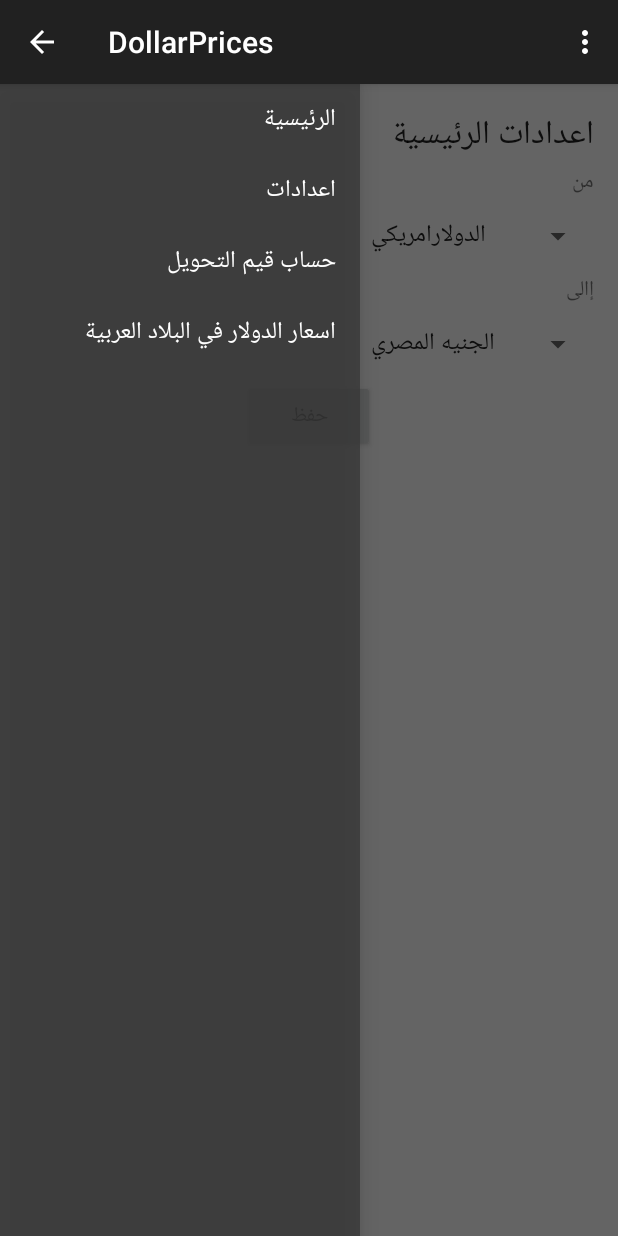
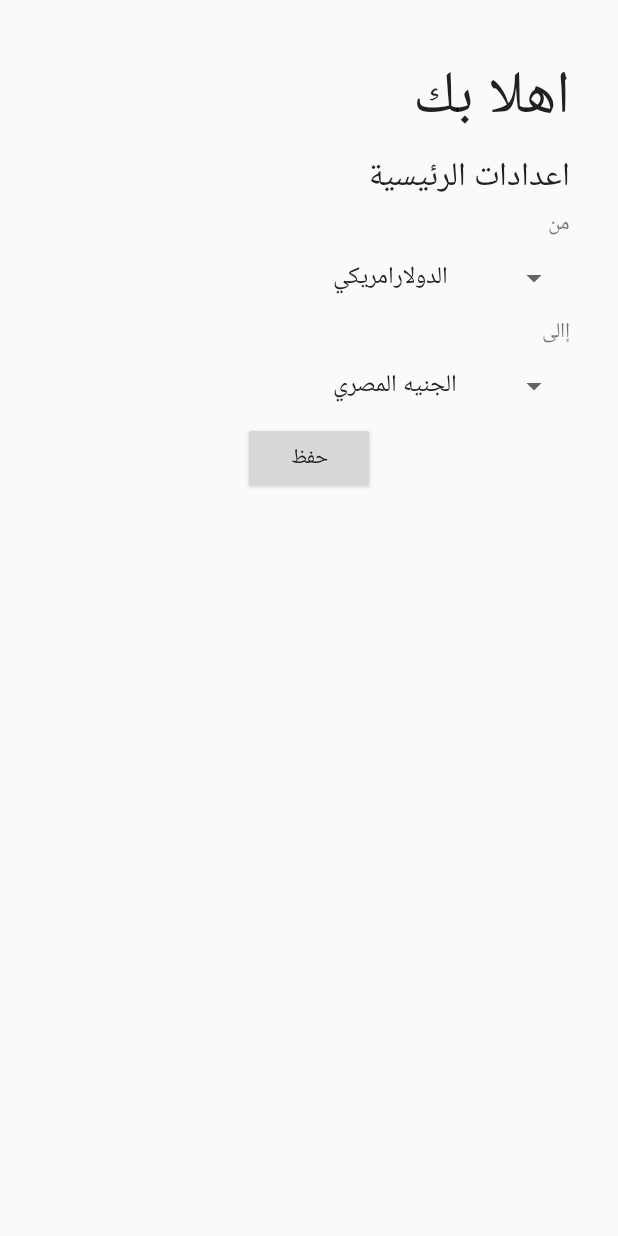
Before and after one commit to Bixls/dollarMobileApp, an Android app: the screen it shows after launch (MainActivity before the commit, SettingFirstTime after it), on a phone screen of 412 x 824 dp. Run offline under Robolectric (Android 15) with nearby library versions, the phone set to English and light mode, and no system bars; 2 statements that could not run were skipped.

Commit message:
Welcome messege has been created

```diff
--- a/app/src/main/java/com/bixls/dollarprices/CountryList.java
+++ b/app/src/main/java/com/bixls/dollarprices/CountryList.java
@@ -55,6 +55,65 @@
                 res.getString(R.string.JOD_short),
                 res.getDrawable(R.drawable.jod)
         ));
+        countries.add(new Country(
+                "BHD",
+                res.getString(R.string.BHD),
+                res.getString(R.string.BHD_Full),
+                res.getString(R.string.BHD_short),
+                res.getDrawable(R.drawable.bhd)
+        ));
+
+
+        countries.add(new Country(
+                "AED",
+                res.getString(R.string.AED),
+                res.getString(R.string.AED_Full),
+                res.getString(R.string.AED_short),
+                res.getDrawable(R.drawable.aed)
+        ));
+        countries.add(new Country(
+                "LBP",
+                res.getString(R.string.LBP),
+                res.getString(R.string.LBP_Full),
+                res.getString(R.string.LBP_short),
+                res.getDrawable(R.drawable.lbp)
+        ));
+        countries.add(new Country(
+                "LYD",
+                res.getString(R.string.LYD),
+                res.getString(R.string.LYD_Full),
+                res.getString(R.string.LYD_short),
+                res.getDrawable(R.drawable.lyd)
+        ));
+        countries.add(new Country(
+                "TND",
+                res.getString(R.string.TND),
+                res.getString(R.string.TND_Full),
+                res.getString(R.string.TND_short),
+                res.getDrawable(R.drawable.tnd)
+        ));
+        countries.add(new Country(
+                "YER",
+                res.getString(R.string.YER),
+                res.getString(R.string.YER_Full),
+                res.getString(R.string.YER_short),
+                res.getDrawable(R.drawable.yer)
+        ));
+        countries.add(new Country(
+                "SYP",
+                res.getString(R.string.SYP),
+                res.getString(R.string.SYP_Full),
+                res.getString(R.string.SYP_short),
+                res.getDrawable(R.drawable.syp)
+        ));
+        countries.add(new Country(
+                "DZD",
+                res.getString(R.string.DZD),
+                res.getString(R.string.DZD_Full),
+                res.getString(R.string.DZD_short),
+                res.getDrawable(R.drawable.dzd)
+        ));
+
         return countries;
     }
 }
--- a/app/src/main/java/com/bixls/dollarprices/MainActivity.java
+++ b/app/src/main/java/com/bixls/dollarprices/MainActivity.java
@@ -1,6 +1,7 @@
 package com.bixls.dollarprices;
 
 import android.app.Activity;
+import android.content.Intent;
 import android.content.SharedPreferences;
 import android.support.v7.app.ActionBarActivity;
 import android.support.v7.app.ActionBar;
@@ -59,10 +60,14 @@
 
         if(!(mPreferences.contains("CFrom")&&mPreferences.contains("CTo")))
         {
-           onNavigationDrawerItemSelected(1);
+            Intent intent = new Intent(MainActivity.this, SettingFirstTime.class);
+            startActivity(intent);
+            finish();
         }
 
         mCountryAdapter = new CountryAdapter(countryList.init(getResources()),mPreferences,MainActivity.this);
+
+
 
 
     }
@@ -141,19 +146,19 @@
 
     public static void UpdateView(View rootView){
 
-            ((TextView)(rootView.findViewById(R.id.SyncText))).setText(mPreferences.getString("time",""));
-            Log.e("to",mPreferences.getString("CFrom",""));
-            Log.e("to",mPreferences.getString("CTo",""));
-            Country countryFrom=mCountryAdapter.GetCountryByCode(mPreferences.getString("CFrom",""));
-            Country countryTo=mCountryAdapter.GetCountryByCode(mPreferences.getString("CTo",""));
+        if((mPreferences.contains("CFrom")&&mPreferences.contains("CTo"))) {
+            ((TextView) (rootView.findViewById(R.id.SyncText))).setText(mPreferences.getString("time", ""));
+            Country countryFrom = mCountryAdapter.GetCountryByCode(mPreferences.getString("CFrom", ""));
+            Country countryTo = mCountryAdapter.GetCountryByCode(mPreferences.getString("CTo", ""));
 
-            if(countryFrom!=null&&countryTo!=null){
-            double ratio=countryTo.Value/countryFrom.Value;
-            ((TextView)(rootView.findViewById(R.id.FromTextType))).setText(countryFrom.CurShort);
-            ((TextView)(rootView.findViewById(R.id.fromAmount))).setText("1");
-            ((TextView)(rootView.findViewById(R.id.ToTextType))).setText(countryTo.CurShort);
-            ((TextView)(rootView.findViewById(R.id.toAmount))).setText(""+ratio);
+            if (countryFrom != null && countryTo != null) {
+                double ratio = countryTo.Value / countryFrom.Value;
+                ((TextView) (rootView.findViewById(R.id.FromTextType))).setText(countryFrom.CurShort);
+                ((TextView) (rootView.findViewById(R.id.fromAmount))).setText("1");
+                ((TextView) (rootView.findViewById(R.id.ToTextType))).setText(countryTo.CurShort);
+                ((TextView) (rootView.findViewById(R.id.toAmount))).setText("" + ratio);
             }
+        }
 
     }
 
--- /dev/null
+++ b/app/src/main/java/com/bixls/dollarprices/SettingFirstTime.java
@@ -0,0 +1,31 @@
+package com.bixls.dollarprices;
+
+import android.content.SharedPreferences;
+import android.support.v4.app.FragmentActivity;
+import android.support.v4.app.FragmentManager;
+import android.support.v7.app.ActionBarActivity;
+import android.os.Bundle;
+import android.view.Menu;
+import android.view.MenuItem;
+
+
+public class SettingFirstTime extends FragmentActivity {
+    static   private SharedPreferences mPreferences;
+
+
+    @Override
+    protected void onCreate(Bundle savedInstanceState) {
+        super.onCreate(savedInstanceState);
+        setContentView(R.layout.activity_setting_first_time);
+
+        mPreferences = getSharedPreferences("CurrentUser", MODE_PRIVATE);
+
+        FragmentManager fragmentManager = getSupportFragmentManager();
+        fragmentManager.beginTransaction()
+                .replace(R.id.container, Settings.newInstance(-1,mPreferences,SettingFirstTime.this))
+                .commit();
+
+    }
+
+
+}
--- a/app/src/main/java/com/bixls/dollarprices/Settings.java
+++ b/app/src/main/java/com/bixls/dollarprices/Settings.java
@@ -3,6 +3,7 @@
 
 import android.app.Activity;
 import android.content.Context;
+import android.content.Intent;
 import android.content.SharedPreferences;
 import android.content.res.Resources;
 import android.os.Bundle;
@@ -15,8 +16,10 @@
 import android.widget.ArrayAdapter;
 import android.widget.Button;
 import android.widget.Spinner;
+import android.widget.TextView;
 import android.widget.Toast;
 
+import java.lang.reflect.Type;
 import java.text.SimpleDateFormat;
 import java.util.ArrayList;
 import java.util.Date;
@@ -30,10 +33,12 @@
     static   private CountryAdapter mCountryAdapter;
     static   private SharedPreferences mPreferences;
     static   private Context context;
+    static int Type;
 
     private static final String ARG_SECTION_NUMBER = "section_number";
     public static Settings newInstance(int sectionNumber,SharedPreferences preferences,Context mcontext) {
         mPreferences=preferences;
+        Type=sectionNumber;
         context=mcontext;
         Settings fragment = new Settings();
         Bundle args = new Bundle();
@@ -47,14 +52,17 @@
 
 
     @Override
-    public View onCreateView(LayoutInflater inflater, ViewGroup container,
+    public View onCreateView(LayoutInflater inflater, final ViewGroup container,
                              Bundle savedInstanceState) {
         // Inflate the layout for this fragment
         CountryList countryList=new CountryList();
         mCountryAdapter = new CountryAdapter(countryList.init(getResources()),mPreferences,context);
 
         final  View rootView = inflater.inflate(R.layout.fragment_settings, container, false);
-
+        if(Type==-1)
+        {
+            ((TextView)rootView.findViewById(R.id.textVie4)).setVisibility(View.VISIBLE);
+        }
 
         final Spinner spinner1 = (Spinner)     rootView.findViewById(R.id.spinner3);
         final Spinner spinner2 = (Spinner)     rootView.findViewById(R.id.spinner4);
@@ -65,6 +73,7 @@
         ((Button) rootView.findViewById(R.id.Save)).setOnClickListener(new View.OnClickListener() {
             @Override
             public void onClick(View v) {
+
                 Country from = mCountryAdapter.GetCountryByCurFull(spinner1.getSelectedItem().toString());
                 Country to = mCountryAdapter.GetCountryByCurFull(spinner2.getSelectedItem().toString());
 
@@ -74,11 +83,19 @@
                 editor.commit();
                 Toast.makeText(context,context.getResources().getString(R.string.SaveMsg),Toast.LENGTH_SHORT).show();
 
-                FragmentManager fragmentManager = getFragmentManager();
-                fragmentManager.beginTransaction()
-                        .replace(R.id.container, MainActivity.HomeFragment.newInstance(0))
-                        .commit();
+                if(Type==-1)
+                {
+                    Intent intent = new Intent(context, MainActivity.class);
+                    startActivity(intent);
+                    getActivity().finish();
 
+
+                }else {
+                    FragmentManager fragmentManager = getFragmentManager();
+                    fragmentManager.beginTransaction()
+                            .replace(R.id.container, MainActivity.HomeFragment.newInstance(0))
+                            .commit();
+                }
 
             }
         });
@@ -98,12 +115,6 @@
         spinner.setAdapter(adapter);
     }
 
-    @Override
-    public void onAttach(Activity activity) {
-        super.onAttach(activity);
-        ((MainActivity) activity).onSectionAttached(
-                getArguments().getInt(ARG_SECTION_NUMBER));
-    }
 
 
 }
--- /dev/null
+++ b/app/src/main/res/layout/activity_setting_first_time.xml
@@ -0,0 +1,13 @@
+<RelativeLayout xmlns:android="http://schemas.android.com/apk/res/android"
+    xmlns:tools="http://schemas.android.com/tools" android:layout_width="match_parent"
+    android:layout_height="match_parent" android:paddingLeft="@dimen/activity_horizontal_margin"
+    android:paddingRight="@dimen/activity_horizontal_margin"
+    android:paddingTop="@dimen/activity_vertical_margin"
+    android:paddingBottom="@dimen/activity_vertical_margin"
+    tools:context="com.bixls.dollarprices.SettingFirstTime">
+
+
+    <FrameLayout android:id="@+id/container" android:layout_width="match_parent"
+        android:layout_height="match_parent" />
+
+</RelativeLayout>
--- a/app/src/main/res/layout/fragment_settings.xml
+++ b/app/src/main/res/layout/fragment_settings.xml
@@ -1,19 +1,26 @@
 <LinearLayout xmlns:android="http://schemas.android.com/apk/res/android"
-    android:orientation="vertical"
     xmlns:tools="http://schemas.android.com/tools" android:layout_width="match_parent"
     android:layout_height="match_parent" tools:context="com.bixls.dollarprices.Settings"
     android:paddingLeft="@dimen/activity_horizontal_margin"
     android:paddingRight="@dimen/activity_vertical_margin"
     android:paddingTop="@dimen/activity_vertical_margin"
     android:paddingBottom="@dimen/activity_vertical_margin"
+    android:orientation="vertical"
     android:gravity="right">
+    <TextView
+        android:layout_width="wrap_content"
+        android:layout_height="wrap_content"
+        android:text="@string/FirstTime"
+        android:id="@+id/textVie4"
+        android:textAppearance="?android:attr/textAppearanceLarge"
+        android:textSize="40sp"
+        android:visibility="invisible" />
     <TextView
         android:layout_width="wrap_content"
         android:layout_height="wrap_content"
         android:text="@string/HomeSettings"
         android:id="@+id/textView"
         android:textAppearance="?android:attr/textAppearanceLarge"
-
  />
 
     <TextView
--- a/app/src/main/res/values/strings.xml
+++ b/app/src/main/res/values/strings.xml
@@ -9,112 +9,75 @@
     <string name="navigation_drawer_close">Close navigation drawer</string>
     <string name="action_example">        اسعار الدولار</string>
     <string name="action_settings">Settings</string>
+    <string name="title_activity_view_country">ViewCountry</string>
+    <string name="hello_world">Hello world!</string>
 
     <string-array name="drawer_Array">
         <item>الرئيسية</item>
         <item>            اعدادات</item>
         <item>حساب قيم التحويل</item>
-      <item>
-اسعار الدولار في البلاد العربية
-      </item>
-
+        <item>اسعار الدولار في البلاد العربية</item>
     </string-array>
 
     <string name="equal">=</string>
-    <string name="Sync">
-        تحديث
-    </string>
-      <string name="SyncMsg">
-تم التحديث بنجاح
-    </string>
+    <string name="Sync">        تحديث</string>
+    <string name="SyncMsg">تم التحديث بنجاح</string>
     <string name="lastSync">    اخر تحيث</string>
     <string name="hello_blank_fragment">Hello blank fragment</string>
-    <string name="from">
-        من
-    </string>
-    <string name="to">
-        إالى
+    <string name="from">        من</string>
+    <string name="to">        إالى</string>
+    <string name="calculate">حساب</string>
+    <string name="HomeSettings">اعدادات الرئيسية</string>
+
+
+    <string name="FirstTime">
+        اهلا بك
     </string>
 
-        <string name="calculate">
-حساب
-    </string>
-
-
-         <string name="HomeSettings">
-اعدادات الرئيسية
-    </string>
-
-             <string name="Save">
-حفظ
-    </string>
-
-         <string name="SaveMsg">
-تم الحفظ بنجاح
-    </string>
-
-
- <string name="USD">
-الولايات المتحده الامريكية
-    </string>
-    <string name="USD_short">
-دولار
-    </string>
-    <string name="USD_Full">
-الدولارامريكي
-    </string>
-
-    <string name="EGP">
-        مصر
-    </string>
-    <string name="EGP_short">
-      جنيه
-    </string>
-    <string name="EGP_Full">
-       الجنيه المصري
-    </string>
-
-     <string name="SAR">
-السعودية
-    </string>
-    <string name="SAR_short">
-ريال
-    </string>
-    <string name="SAR_Full">
-الريال السعودي
-    </string>
-
-         <string name="KWD">
-الكويت
-    </string>
-    <string name="KWD_short">
-دينار
-    </string>
-    <string name="KWD_Full">
-الدينار الكويتي
-    </string>
-
-
-         <string name="QAR">
-قطر
-    </string>
-    <string name="QAR_short">
-ريال
-    </string>
-    <string name="QAR_Full">
-الريال القطري
-    </string>
-
-
-         <string name="JOD">
-الاردن
-    </string>
-    <string name="JOD_short">
-دينار
-    </string>
-    <string name="JOD_Full">
-الدينار الاردني
-    </string>
-
+    <string name="Save">حفظ</string>
+    <string name="SaveMsg">تم الحفظ بنجاح</string>
+    <string name="USD">الولايات المتحده الامريكية</string>
+    <string name="USD_short">دولار</string>
+    <string name="USD_Full">الدولارامريكي</string>
+    <string name="EGP">        مصر</string>
+    <string name="EGP_short">      جنيه</string>
+    <string name="EGP_Full">       الجنيه المصري</string>
+    <string name="SAR">السعودية</string>
+    <string name="SAR_short">ريال</string>
+    <string name="SAR_Full">الريال السعودي</string>
+    <string name="KWD">الكويت</string>
+    <string name="KWD_short">دينار</string>
+    <string name="KWD_Full">الدينار الكويتي</string>
+    <string name="QAR">قطر</string>
+    <string name="QAR_short">ريال</string>
+    <string name="QAR_Full">الريال القطري</string>
+    <string name="JOD">الاردن</string>
+    <string name="JOD_short">دينار</string>
+    <string name="JOD_Full">الدينار الاردني</string>
+    <string name="BHD">البحرين</string>
+    <string name="BHD_short">دينار</string>
+    <string name="BHD_Full">الدينار البحريني</string>
+    <string name="AED">الإمارات</string>
+    <string name="AED_short">درهم</string>
+    <string name="AED_Full">االدرهم الاماراتي</string>
+    <string name="LBP">لبنان</string>
+    <string name="LBP_short">ليرة</string>
+    <string name="LBP_Full">الليرة اللبنانية</string>
+    <string name="LYD">لبيا</string>
+    <string name="LYD_short">دينار</string>
+    <string name="LYD_Full">الدينار الليبي</string>
+    <string name="TND">تونس</string>
+    <string name="TND_short">دينار</string>
+    <string name="TND_Full">الدينار التونيسي</string>
+    <string name="YER">اليمن</string>
+    <string name="YER_short">ريال</string>
+    <string name="YER_Full">الريال اليمني</string>
+    <string name="SYP">سوريا</string>
+    <string name="SYP_short">ليرة</string>
+    <string name="SYP_Full">الليرة السورية</string>
+    <string name="DZD">الجزائر</string>
+    <string name="DZD_short">دينار</string>
+    <string name="DZD_Full">االدينار الجزائري</string>
+    <string name="title_activity_setting_first_time">SettingFirstTime</string>
 
 </resources>
```
Also changed, not shown: app/src/main/AndroidManifest.xml (+16 -1 lines), app/src/main/java/com/bixls/dollarprices/CountryAdapter.java (+14 -0 lines), app/src/main/java/com/bixls/dollarprices/ViewCountry.java (added, +57 -0 lines), app/src/main/java/com/bixls/dollarprices/allCont.java (+19 -3 lines), app/src/main/res/layout/activity_view_country.xml (added, +15 -0 lines), app/src/main/res/menu/menu_setting_first_time.xml (added, +7 -0 lines), app/src/main/res/menu/menu_view_country.xml (added, +7 -0 lines).
